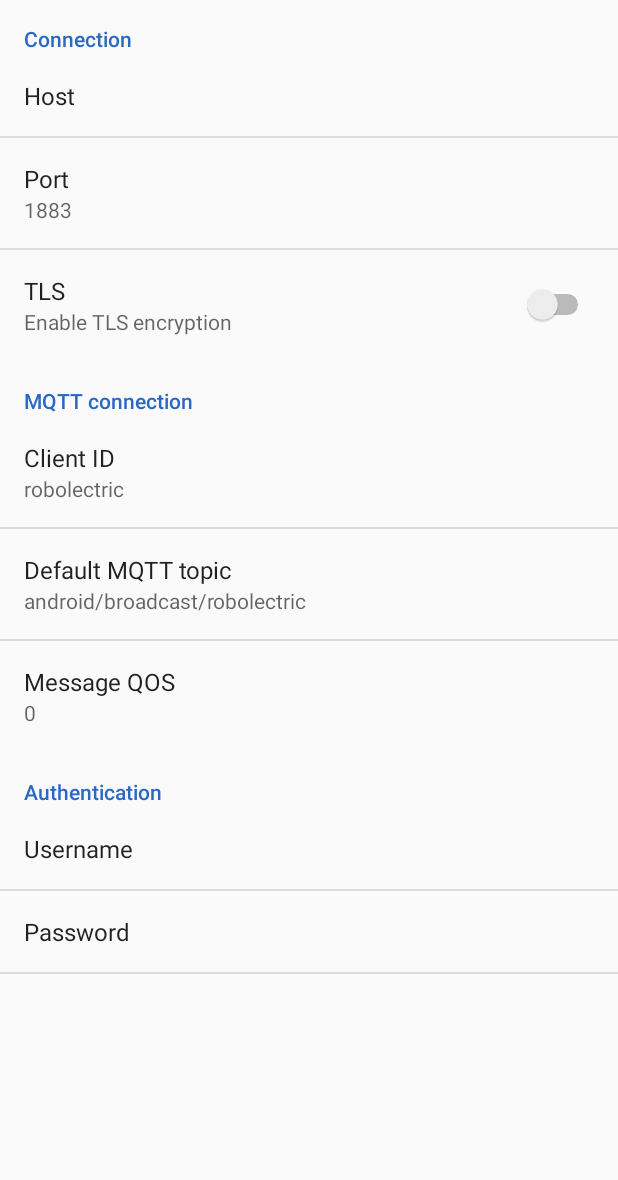
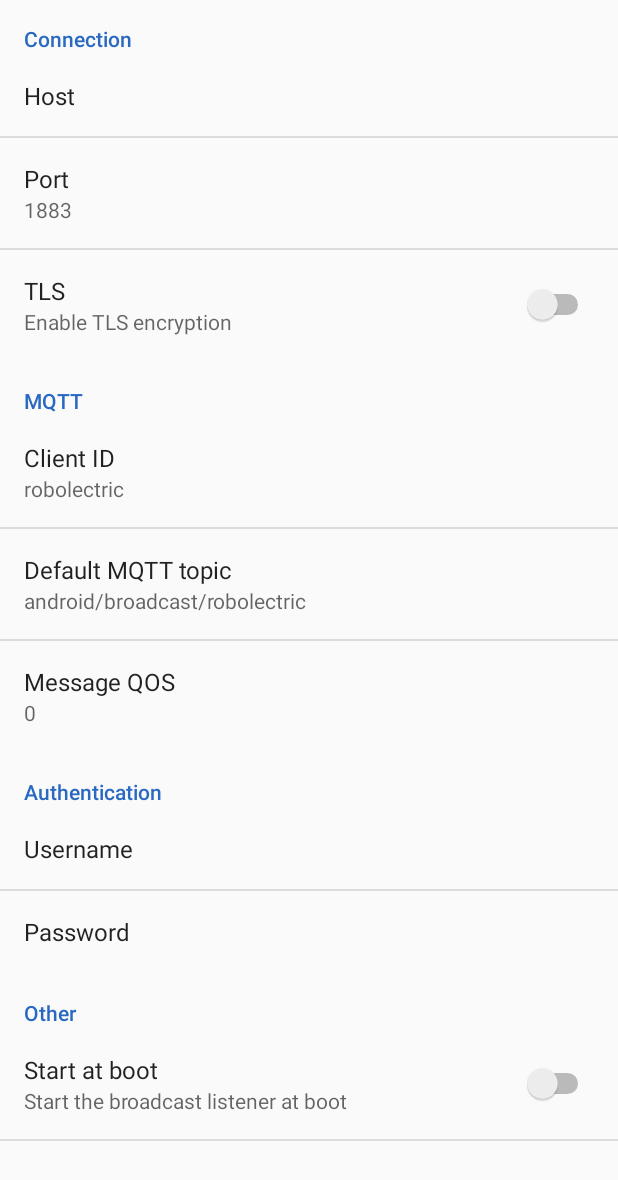
Before and after one commit to pixento/broadcast-to-mqtt, an Android app: the fragment SettingsFragment shown on its own in the app's theme, on a phone screen of 412 x 824 dp. Shown: the top 1180 px of the screen. Run offline under Robolectric (Android 15) with nearby library versions, the phone set to English and light mode, and no system bars.

Commit message:
Added start on boot option

```diff
--- a/app/build.gradle
+++ b/app/build.gradle
@@ -7,8 +7,8 @@ android {
         applicationId "pixento.nl.broadcasttomqtt"
         minSdkVersion 21
         targetSdkVersion 26
-        versionCode 9
-        versionName "1.2"
+        versionCode 11
+        versionName "1.3"
         testInstrumentationRunner "android.support.test.runner.AndroidJUnitRunner"
     }
     buildTypes {
--- a/app/src/main/res/xml/preferences.xml
+++ b/app/src/main/res/xml/preferences.xml
@@ -24,7 +24,7 @@
 
     </PreferenceCategory>
 
-    <PreferenceCategory android:title="MQTT connection">
+    <PreferenceCategory android:title="MQTT">
 
         <EditTextPreference
             android:inputType="text"
@@ -69,4 +69,13 @@
             android:inputType="text"/>-->
 
     </PreferenceCategory>
+    <PreferenceCategory android:title="Other">
+
+        <SwitchPreference
+            android:defaultValue="false"
+            android:key="pref_start_at_boot"
+            android:summary="Start the broadcast listener at boot"
+            android:title="Start at boot"/>
+
+    </PreferenceCategory>
 </PreferenceScreen>
```
Also changed, not shown: app/src/main/AndroidManifest.xml (+12 -3 lines), app/src/main/java/pixento/nl/broadcasttomqtt/BootReceiver.java (added, +27 -0 lines).
